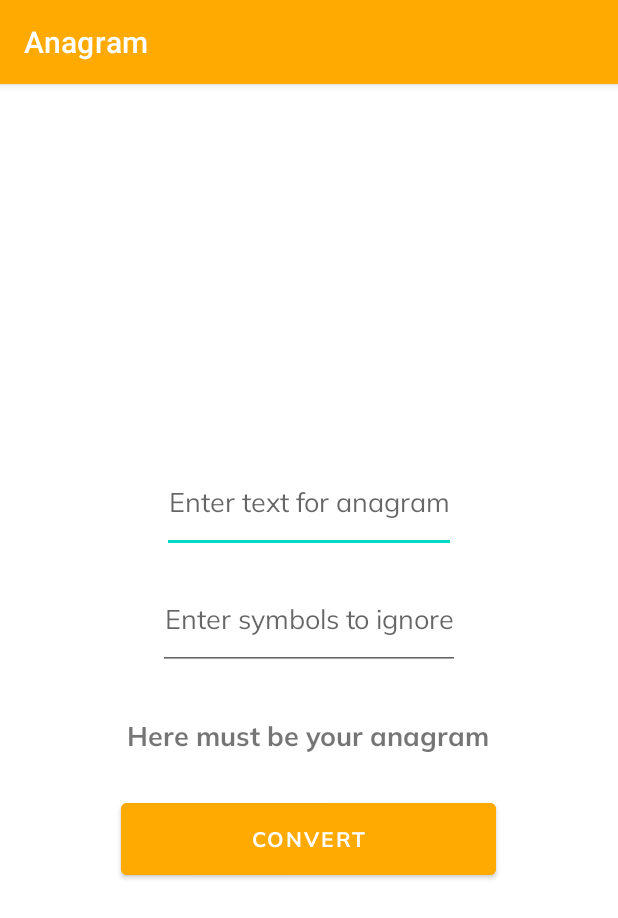
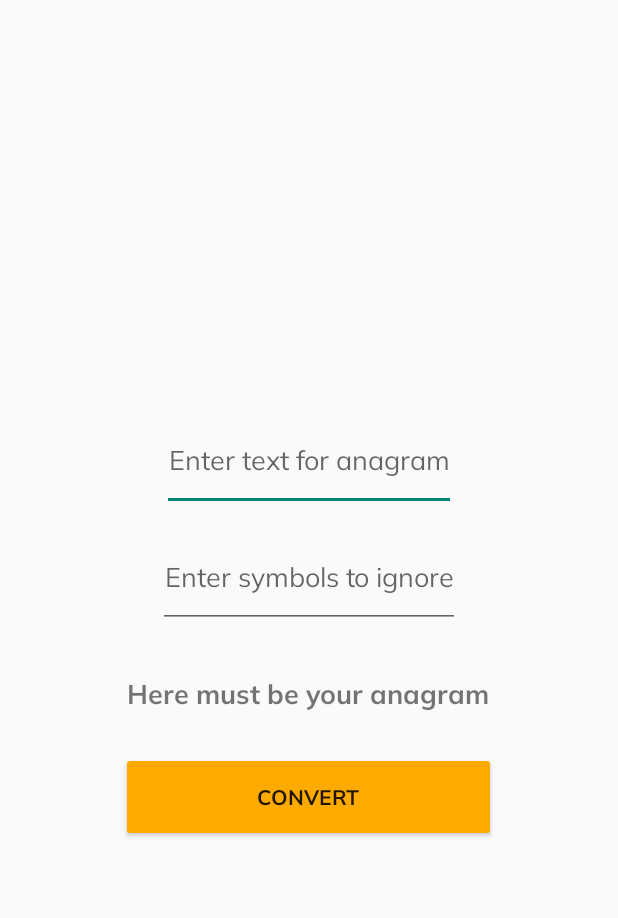
Before and after one commit to MykolaButsko/Anagram, an Android app: the screen it shows after launch (MainActivity), on a phone screen of 412 x 824 dp. Shown: the top 918 px of the screen. Run offline under Robolectric (Android 15) with nearby library versions, the phone set to English and light mode, and no system bars.

Commit message:
feat: remove ActionBar by applying NoActionBar theme

```diff
--- a/app/src/main/res/values-night/themes.xml
+++ b/app/src/main/res/values-night/themes.xml
@@ -1,6 +1,6 @@
 <resources xmlns:tools="http://schemas.android.com/tools">
     <!-- Base application theme. -->
-    <style name="Theme.Anagram" parent="Theme.MaterialComponents.DayNight.DarkActionBar">
+    <style name="Theme.Anagram" parent="Theme.AppCompat.DayNight.NoActionBar">
         <!-- Primary brand color. -->
         <item name="colorPrimary">@color/orange</item>
     </style>
--- a/app/src/main/res/values/themes.xml
+++ b/app/src/main/res/values/themes.xml
@@ -1,6 +1,6 @@
 <resources xmlns:tools="http://schemas.android.com/tools">
     <!-- Base application theme. -->
-    <style name="Theme.Anagram" parent="Theme.MaterialComponents.DayNight.DarkActionBar">
+    <style name="Theme.Anagram" parent="Theme.AppCompat.Light.NoActionBar">
         <!-- Primary brand color. -->
         <item name="colorPrimary">@color/orange</item>
     </style>
```
